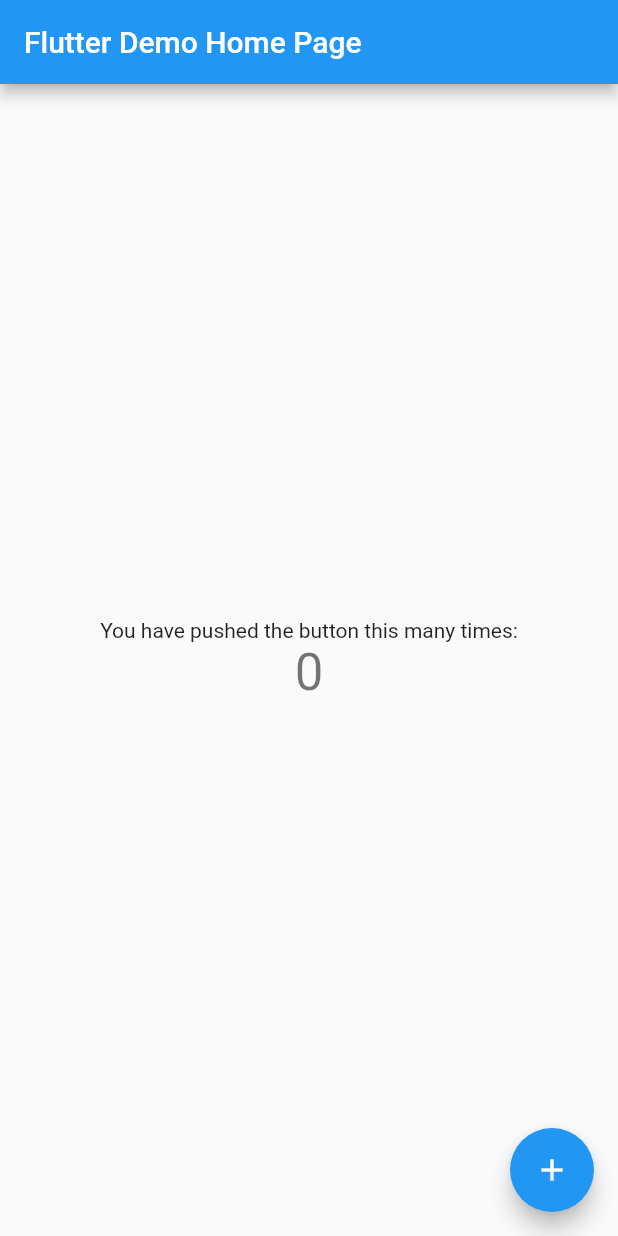
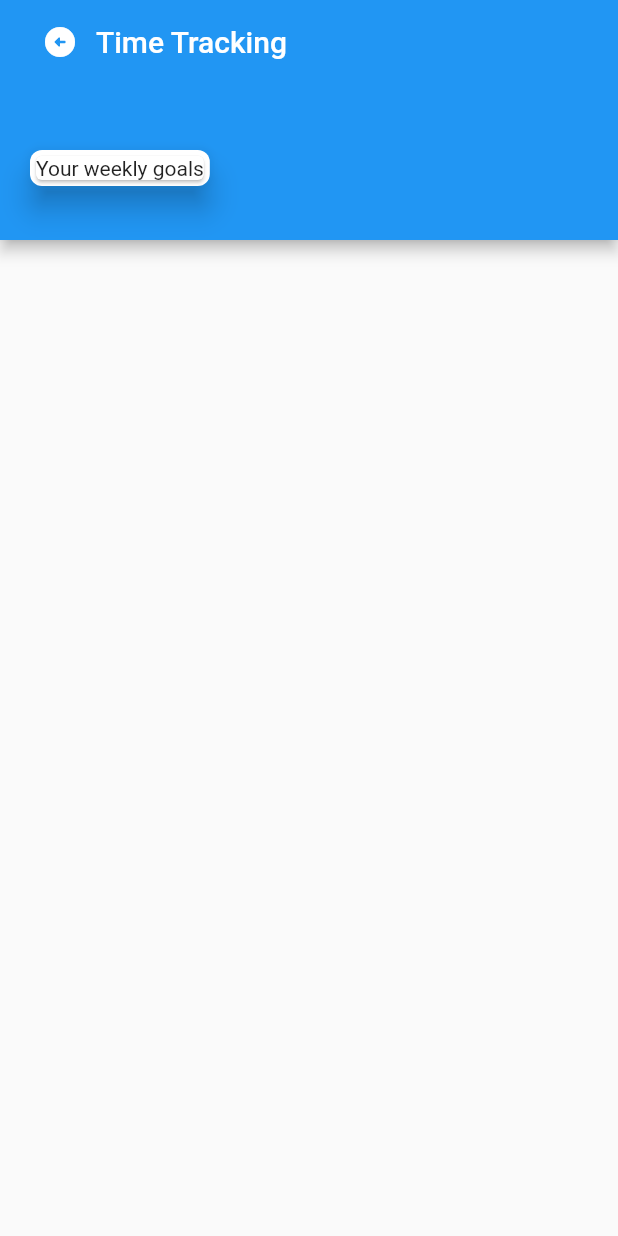
Before and after one commit to JRusselCruz/FPOC-16, a Flutter app: the screen it shows after launch, on a phone screen of 412 x 824 dp. Run offline on Flutter 3.47's test engine with Material 2 defaults, Android fonts, the phone set to English and light mode, and no system bars.

Commit message:
Assets and Widgets

```diff
--- a/fpoc16/lib/main.dart
+++ b/fpoc16/lib/main.dart
@@ -1,115 +1,9 @@
 import 'package:flutter/material.dart';
+import 'package:fpoc16/widgets/update_screen.dart';
 
-void main() {
-  runApp(const MyApp());
+void main(){
+  runApp(const MaterialApp(
+    color: Colors.white,
+    home: UpdateScreen(),
+  ));
 }
-
-class MyApp extends StatelessWidget {
-  const MyApp({super.key});
-
-  // This widget is the root of your application.
-  @override
-  Widget build(BuildContext context) {
-    return MaterialApp(
-      title: 'Flutter Demo',
-      theme: ThemeData(
-        // This is the theme of your application.
-        //
-        // Try running your application with "flutter run". You'll see the
-        // application has a blue toolbar. Then, without quitting the app, try
-        // changing the primarySwatch below to Colors.green and then invoke
-        // "hot reload" (press "r" in the console where you ran "flutter run",
-        // or simply save your changes to "hot reload" in a Flutter IDE).
-        // Notice that the counter didn't reset back to zero; the application
-        // is not restarted.
-        primarySwatch: Colors.blue,
-      ),
-      home: const MyHomePage(title: 'Flutter Demo Home Page'),
-    );
-  }
-}
-
-class MyHomePage extends StatefulWidget {
-  const MyHomePage({super.key, required this.title});
-
-  // This widget is the home page of your application. It is stateful, meaning
-  // that it has a State object (defined below) that contains fields that affect
-  // how it looks.
-
-  // This class is the configuration for the state. It holds the values (in this
-  // case the title) provided by the parent (in this case the App widget) and
-  // used by the build method of the State. Fields in a Widget subclass are
-  // always marked "final".
-
-  final String title;
-
-  @override
-  State<MyHomePage> createState() => _MyHomePageState();
-}
-
-class _MyHomePageState extends State<MyHomePage> {
-  int _counter = 0;
-
-  void _incrementCounter() {
-    setState(() {
-      // This call to setState tells the Flutter framework that something has
-      // changed in this State, which causes it to rerun the build method below
-      // so that the display can reflect the updated values. If we changed
-      // _counter without calling setState(), then the build method would not be
-      // called again, and so nothing would appear to happen.
-      _counter++;
-    });
-  }
-
-  @override
-  Widget build(BuildContext context) {
-    // This method is rerun every time setState is called, for instance as done
-    // by the _incrementCounter method above.
-    //
-    // The Flutter framework has been optimized to make rerunning build methods
-    // fast, so that you can just rebuild anything that needs updating rather
-    // than having to individually change instances of widgets.
-    return Scaffold(
-      appBar: AppBar(
-        // Here we take the value from the MyHomePage object that was created by
-        // the App.build method, and use it to set our appbar title.
-        title: Text(widget.title),
-      ),
-      body: Center(
-        // Center is a layout widget. It takes a single child and positions it
-        // in the middle of the parent.
-        child: Column(
-          // Column is also a layout widget. It takes a list of children and
-          // arranges them vertically. By default, it sizes itself to fit its
-          // children horizontally, and tries to be as tall as its parent.
-          //
-          // Invoke "debug painting" (press "p" in the console, choose the
-          // "Toggle Debug Paint" action from the Flutter Inspector in Android
-          // Studio, or the "Toggle Debug Paint" command in Visual Studio Code)
-          // to see the wireframe for each widget.
-          //
-          // Column has various properties to control how it sizes itself and
-          // how it positions its children. Here we use mainAxisAlignment to
-          // center the children vertically; the main axis here is the vertical
-          // axis because Columns are vertical (the cross axis would be
-          // horizontal).
-          mainAxisAlignment: MainAxisAlignment.center,
-          children: <Widget>[
-            const Text(
-              'You have pushed the button this many times:',
-            ),
-            Text(
-              '$_counter',
-              style: Theme.of(context).textTheme.headlineMedium,
-            ),
-          ],
-        ),
-      ),
-      floatingActionButton: FloatingActionButton(
-        onPressed: _incrementCounter,
-        tooltip: 'Increment',
-        child: const Icon(Icons.add),
-      ), // This trailing comma makes auto-formatting nicer for build methods.
-    );
-  }
-}
--- /dev/null
+++ b/fpoc16/lib/widgets/update_screen.dart
@@ -0,0 +1,63 @@
+import 'package:flutter/material.dart';
+
+class UpdateScreen extends StatefulWidget {
+  const UpdateScreen({super.key});
+
+  @override
+  State<UpdateScreen> createState() => _UpdateScreenState();
+}
+
+class _UpdateScreenState extends State<UpdateScreen> {
+  @override
+  Widget build(BuildContext context) {
+    return Scaffold(
+      body: Stack(
+        children: <Widget>[
+          Container(
+            height: 160,
+            child: AppBar(
+              title: Row(
+                mainAxisAlignment: MainAxisAlignment.start,
+                children: [
+                  IconButton(
+                    onPressed: () {},
+                    icon: const Icon(Icons.arrow_circle_left_rounded),
+                  ),
+                  const Text(
+                    'Time Tracking',
+                    textAlign: TextAlign.start,
+                  )
+                ],
+              ),
+            ),
+          ),
+          Padding(
+            padding: const EdgeInsets.only(top: 100),
+            child: Card(
+              child: Card(
+                child: Text(
+                  'Your weekly goals'
+                ),
+              ),
+              margin: const EdgeInsets.fromLTRB(20, 0, 20, 20),
+              elevation: 8,
+              shape: RoundedRectangleBorder(
+                borderRadius: BorderRadius.circular(8),
+              ),
+            ),
+          )
+        ],
+      ),
+    );
+  }
+}
+
+_buildBody() {
+  return ListView(
+    children: <Widget> [
+      Card(
+
+      ),
+    ],
+  )
+}
--- a/fpoc16/pubspec.yaml
+++ b/fpoc16/pubspec.yaml
@@ -59,7 +59,8 @@ flutter:
   uses-material-design: true
 
   # To add assets to your application, add an assets section, like this:
-  # assets:
+  assets:
+      - assets/icons/
   #   - images/a_dot_burr.jpeg
   #   - images/a_dot_ham.jpeg
 
```
Also changed, not shown: fpoc16/assets/icons/dxc logo.png (added), fpoc16/assets/icons/email.png (added), fpoc16/assets/icons/export.png (added), fpoc16/assets/icons/groupuser.png (added), fpoc16/assets/icons/home.png (added), fpoc16/assets/icons/import-add user.png (added), fpoc16/assets/icons/logo1.png (added), fpoc16/assets/icons/password.png (added), fpoc16/assets/icons/profile setting.png (added), fpoc16/assets/icons/tracking.png (added), fpoc16/lib/widgets/confirm_screen.dart (added).
